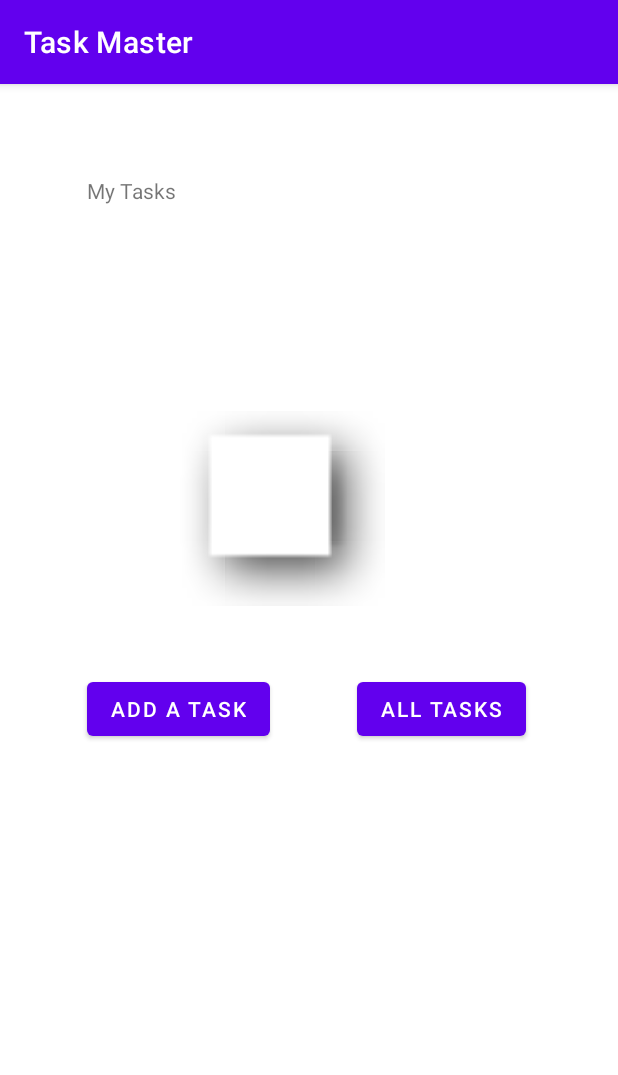
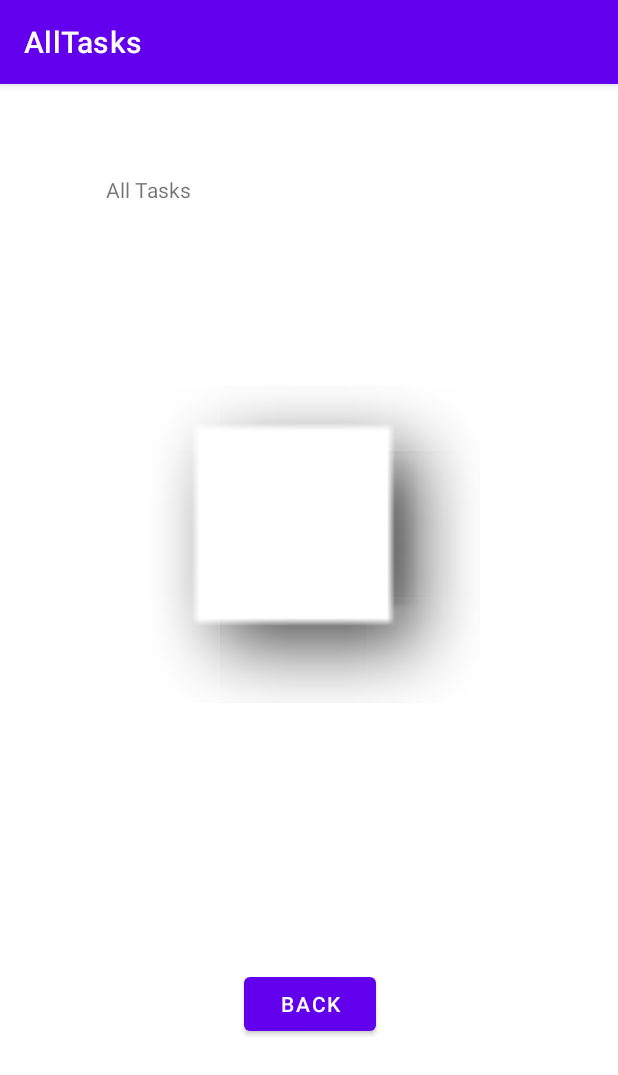
Before and after one commit to GoldenDog190/taskmaster, an Android app: the screen it shows after launch (MainActivity before the commit, AllTasks after it), on a phone screen of 412 x 824 dp. Shown: the top 1075 px of the screen. Run offline under Robolectric (Android 15) with nearby library versions, the phone set to English and light mode, and no system bars.

Commit message:
added screenshots for add task page and all tak page, added the add task page and all task page, and did the layouts for both, added button functuality to home page

```diff
--- a/app/build.gradle
+++ b/app/build.gradle
@@ -33,7 +33,9 @@ dependencies {
     implementation 'androidx.appcompat:appcompat:1.1.0'
     implementation 'com.google.android.material:material:1.1.0'
     implementation 'androidx.constraintlayout:constraintlayout:1.1.3'
+    implementation 'androidx.wear:wear:1.0.0'
     testImplementation 'junit:junit:4.+'
     androidTestImplementation 'androidx.test.ext:junit:1.1.1'
     androidTestImplementation 'androidx.test.espresso:espresso-core:3.2.0'
+    compileOnly 'com.google.android.wearable:wearable:2.6.0'
 }
--- /dev/null
+++ b/app/src/main/java/com/GoldenDog190/taskmaster/AllTasks.java
@@ -0,0 +1,21 @@
+package com.GoldenDog190.taskmaster;
+
+import android.os.Bundle;
+
+
+import androidx.appcompat.app.AppCompatActivity;
+
+public class AllTasks extends AppCompatActivity {
+
+
+
+    @Override
+    protected void onCreate(Bundle savedInstanceState) {
+        super.onCreate(savedInstanceState);
+        setContentView(R.layout.activity_all_tasks);
+
+
+
+
+    }
+}
--- /dev/null
+++ b/app/src/main/res/layout/activity_all_tasks.xml
@@ -0,0 +1,45 @@
+<?xml version="1.0" encoding="utf-8"?>
+<androidx.constraintlayout.widget.ConstraintLayout xmlns:android="http://schemas.android.com/apk/res/android"
+    xmlns:app="http://schemas.android.com/apk/res-auto"
+    xmlns:tools="http://schemas.android.com/tools"
+    android:layout_width="match_parent"
+    android:layout_height="match_parent"
+
+    android:padding="@dimen/box_inset_layout_padding"
+    tools:context=".AllTasks"
+    tools:deviceIds="wear">
+
+    <TextView
+        android:id="@+id/textView5"
+        android:layout_width="wrap_content"
+        android:layout_height="wrap_content"
+        android:text="All Tasks"
+        app:layout_constraintBottom_toBottomOf="parent"
+        app:layout_constraintEnd_toEndOf="parent"
+        app:layout_constraintHorizontal_bias="0.198"
+        app:layout_constraintStart_toStartOf="parent"
+        app:layout_constraintTop_toTopOf="parent"
+        app:layout_constraintVertical_bias="0.081" />
+
+    <ImageView
+        android:id="@+id/imageView2"
+        android:layout_width="227dp"
+        android:layout_height="303dp"
+        android:layout_marginTop="60dp"
+        app:layout_constraintBottom_toBottomOf="parent"
+        app:layout_constraintEnd_toEndOf="parent"
+        app:layout_constraintStart_toStartOf="parent"
+        app:layout_constraintTop_toBottomOf="@+id/textView5"
+        app:layout_constraintVertical_bias="0.048"
+        app:srcCompat="@android:drawable/picture_frame" />
+
+    <Button
+        android:id="@+id/button2"
+        android:layout_width="wrap_content"
+        android:layout_height="wrap_content"
+        android:text="Back"
+        app:layout_constraintBottom_toBottomOf="parent"
+        app:layout_constraintEnd_toEndOf="@+id/imageView2"
+        app:layout_constraintStart_toStartOf="@+id/imageView2"
+        app:layout_constraintTop_toBottomOf="@+id/imageView2" />
+</androidx.constraintlayout.widget.ConstraintLayout>
--- a/app/src/main/res/layout/activity_main.xml
+++ b/app/src/main/res/layout/activity_main.xml
@@ -23,25 +23,25 @@
         android:layout_width="140dp"
         android:layout_height="140dp"
         android:layout_marginTop="132dp"
-        app:layout_constraintEnd_toEndOf="@+id/button2"
+        app:layout_constraintEnd_toEndOf="@+id/AllTaskButton"
         app:layout_constraintHorizontal_bias="0.386"
-        app:layout_constraintStart_toStartOf="@+id/button"
+        app:layout_constraintStart_toStartOf="@+id/AddATaskButton"
         app:layout_constraintTop_toBottomOf="@+id/textView"
         app:srcCompat="@android:drawable/picture_frame"
         tools:srcCompat="@android:drawable/picture_frame" />
 
     <Button
-        android:id="@+id/button"
+        android:id="@+id/AddATaskButton"
         android:layout_width="wrap_content"
         android:layout_height="wrap_content"
         android:layout_marginTop="40dp"
         android:text="Add a Task"
-        app:layout_constraintEnd_toStartOf="@+id/button2"
+        app:layout_constraintEnd_toStartOf="@+id/AllTaskButton"
         app:layout_constraintStart_toStartOf="parent"
         app:layout_constraintTop_toBottomOf="@+id/imageView" />
 
     <Button
-        android:id="@+id/button2"
+        android:id="@+id/AllTaskButton"
         android:layout_width="wrap_content"
         android:layout_height="wrap_content"
         android:layout_marginTop="40dp"
--- /dev/null
+++ b/app/src/main/res/values-round/strings.xml
@@ -0,0 +1,3 @@
+<resources>
+    <string name="hello_world">Hello Round World!</string>
+</resources>
--- a/app/src/main/res/values/strings.xml
+++ b/app/src/main/res/values/strings.xml
@@ -1,3 +1,9 @@
 <resources>
     <string name="app_name">Task Master</string>
+    <string name="title_activity_all_tasks">AllTasks</string>
+    <!--
+    This string is used for square devices and overridden by hello_world in
+    values-round/strings.xml for round devices.
+    -->
+    <string name="hello_world">Hello Square World!</string>
 </resources>
```
Also changed, not shown: app/src/main/AndroidManifest.xml (+22 -0 lines), app/src/main/java/com/GoldenDog190/taskmaster/AddTask.java (added, +14 -0 lines), app/src/main/java/com/GoldenDog190/taskmaster/MainActivity.java (+24 -0 lines), app/src/main/res/layout/activity_add_task.xml (added, +71 -0 lines), app/src/main/res/values/dimens.xml (added, +15 -0 lines), 3 other files.
